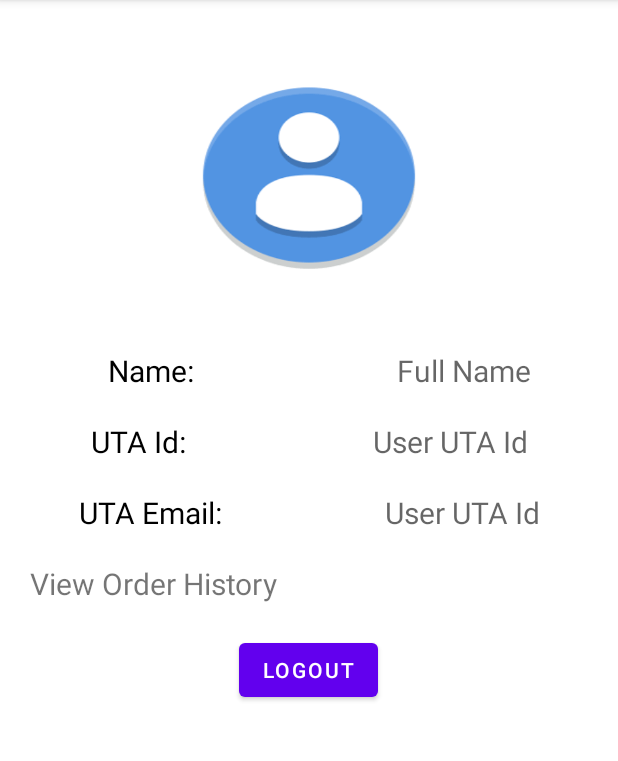
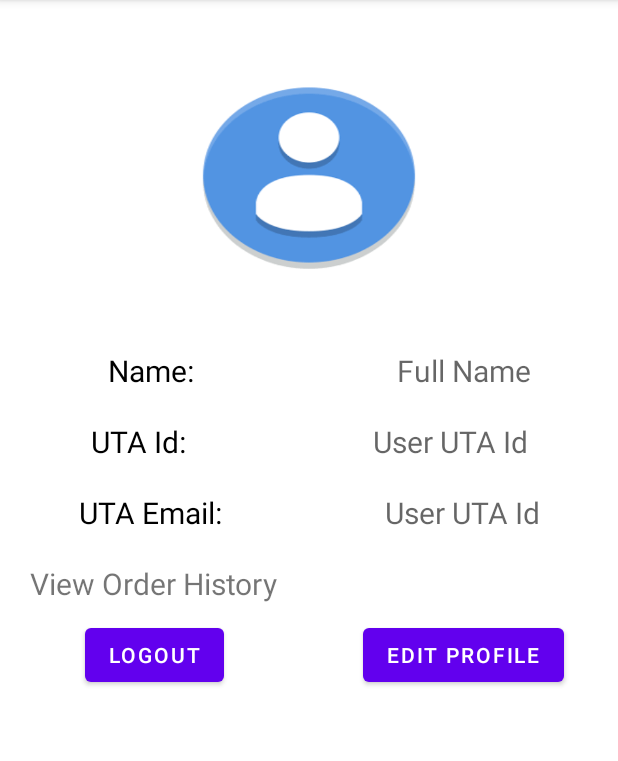
Before and after one commit to vimi30/UniversityBazaarSystem, an Android app: the ProfilePage screen opened directly, with no data from a screen before it, on a phone screen of 412 x 824 dp, the part 84-845 px from its top. Run offline under Robolectric (Android 15) with nearby library versions, the phone set to English and light mode, and no system bars.

Commit message:
Edit Profile button added

```diff
--- a/app/src/main/java/com/example/universitybazaarsystem/CommunityPage.java
+++ b/app/src/main/java/com/example/universitybazaarsystem/CommunityPage.java
@@ -47,8 +47,8 @@ public class CommunityPage extends AppCompatActivity {
 
                 /////enter you email id in username
                 ///enter your password
-                final String username = " ";
-                final String password = " ";
+                final String username = "";
+                final String password = "";
 
                 String mail_id = sendmail.getText().toString();
                 String messageCnt = message.getText().toString();
--- a/app/src/main/res/layout/activity_profile_page.xml
+++ b/app/src/main/res/layout/activity_profile_page.xml
@@ -5,6 +5,11 @@
     android:layout_width="match_parent"
     android:layout_height="wrap_content"
     tools:context=".ProfilePage">
+
+
+    <ScrollView
+        android:layout_width="match_parent"
+        android:layout_height="match_parent">
 
         <LinearLayout
             android:layout_width="match_parent"
@@ -134,18 +139,54 @@
                     android:id="@+id/orderRecyclerView"
                     android:layout_marginTop="20dp"
                     android:layout_width="match_parent"
-                    android:layout_height="wrap_content"
+                    android:layout_height="250dp"
                     android:visibility="gone"
                     />
 
+
+            </LinearLayout>
+
+            <LinearLayout
+                android:layout_width="match_parent"
+                android:layout_height="wrap_content"
+                android:orientation="horizontal"
+                android:layout_marginTop="10dp"
+                android:gravity="center">
+
+
+                <LinearLayout
+                    android:layout_width="match_parent"
+                    android:layout_height="wrap_content"
+                    android:gravity="center"
+                    android:layout_weight="1">
                     <Button
                         android:id="@+id/logout"
                         android:layout_width="wrap_content"
                         android:layout_height="wrap_content"
                         android:layout_below="@+id/profile"
-                    android:layout_marginTop="20dp"
                         android:text="Logout"
                         ></Button>
+
+                </LinearLayout>
+                <LinearLayout
+                    android:layout_width="match_parent"
+                    android:layout_height="wrap_content"
+                    android:gravity="center"
+                    android:layout_weight="1">
+
+                    <Button
+                        android:id="@+id/edit"
+                        android:layout_width="wrap_content"
+                        android:layout_height="wrap_content"
+                        android:layout_below="@+id/profile"
+                        android:text="Edit profile"
+                        ></Button>
+
+                </LinearLayout>
+
+
+
+
 
 
             </LinearLayout>
@@ -153,5 +194,5 @@
 
 
         </LinearLayout>
-
+    </ScrollView>
 </RelativeLayout>
```
Lines whose indentation alone changed are shown as unchanged.
